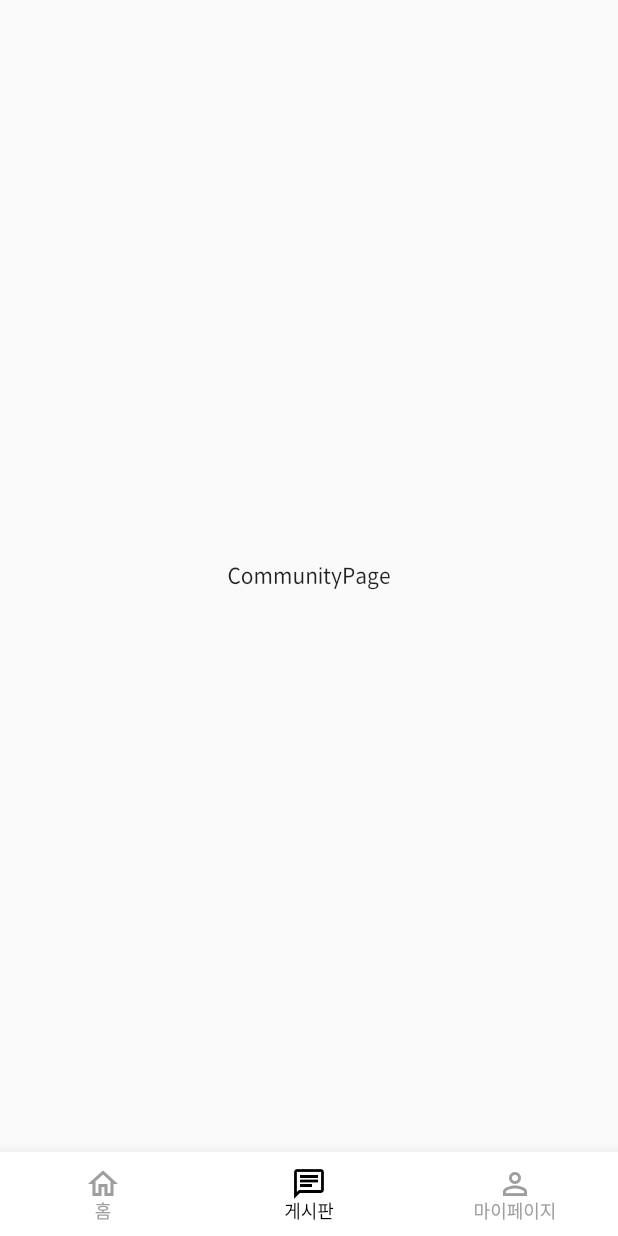
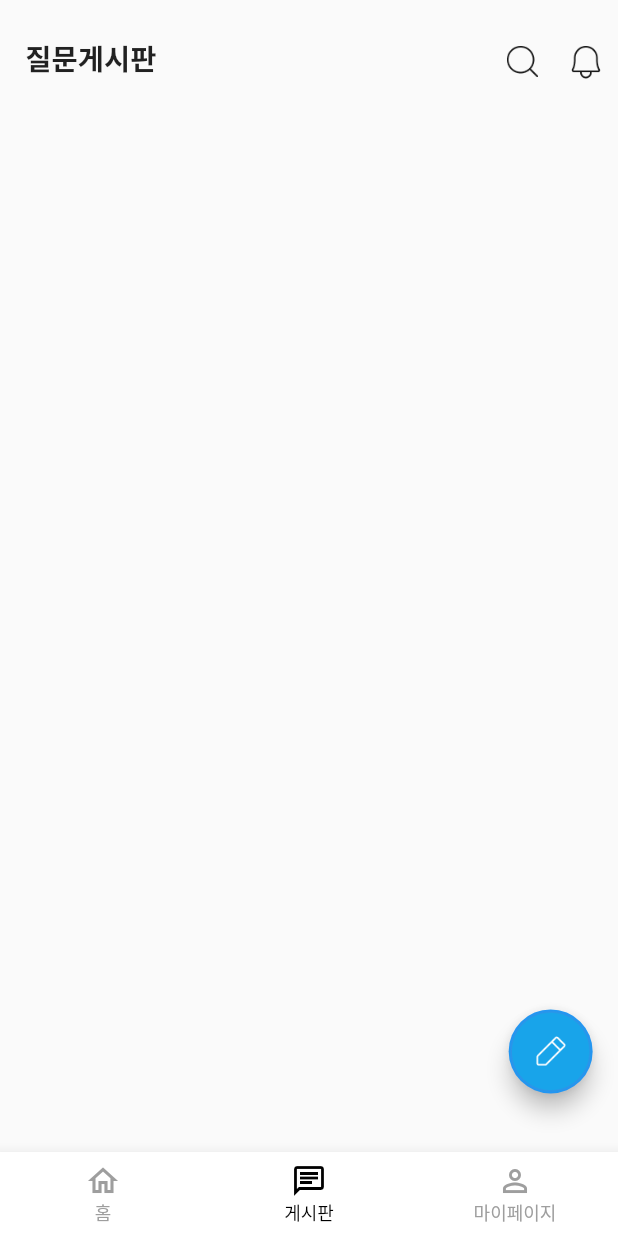
Before and after one commit to AlwaysFighting/SeoulEducation_AppService, a Flutter app: the screen it shows after launch, item 2 of the bottom bar chosen, on a phone screen of 412 x 824 dp. Run offline on Flutter 3.47's test engine with Material 2 defaults, Android fonts, the phone set to English and light mode, and no system bars; our stand-ins replace flutter_screenutil.

Commit message:
게시판 디자인 완료

```diff
--- a/frontend/lib/community/controllers/commuinty.dart
+++ b/frontend/lib/community/controllers/commuinty.dart
@@ -1,14 +1,93 @@
 import 'package:flutter/material.dart';
+import 'package:flutter_screenutil/src/screen_util.dart';
+import 'writing.dart';
+import 'searching.dart';
 
-class CommunityPage extends StatelessWidget {
-  const CommunityPage({Key? key}) : super(key: key);
+class CommunityPage extends StatefulWidget {
+  const CommunityPage({super.key});
 
   @override
-  Widget build(BuildContext context) {
-    return const Scaffold(
-      body: Center(
-        child: Text("CommunityPage"),
+  State<CommunityPage> createState() => _CommunityState();
+}
+
+  class _CommunityState extends State<CommunityPage>{
+    @override
+    Widget build(BuildContext context) {
+      ScreenUtil.init(context, designSize: const Size(390,844));
+      return Scaffold(
+        body: Stack(
+        children: [
+          Positioned(
+            top:ScreenUtil().setHeight(17),
+              child: appbar()),
+          Positioned(
+            bottom: ScreenUtil().setHeight(40),
+              right: ScreenUtil().setWidth(16),
+              child: button()),
+        ],
       ),
-    );
+      );
+    }
+
+    Widget appbar(){
+      return Row(
+          mainAxisAlignment: MainAxisAlignment.spaceBetween,
+        children: [
+
+              Padding(
+                padding: EdgeInsets.only(left:ScreenUtil().setWidth(16)),
+                child: Text(
+                  '질문게시판',
+                  style: TextStyle(
+                    fontSize: ScreenUtil().setSp(18),
+                    fontWeight: FontWeight.bold,
+                    fontFamily: "Spoqa Han Sans Neo",
+                  ),
+                ),
+              ),
+            //padding: EdgeInsets.fromLTRB(ScreenUtil().setHeight(310), ScreenUtil().setHeight(16), ScreenUtil().setHeight(56), ScreenUtil().setHeight(16)),
+            SizedBox(width: ScreenUtil().setWidth(211),),
+          SizedBox(
+            width: ScreenUtil().setWidth(40),
+            height:ScreenUtil().setHeight(50),
+            child: IconButton(onPressed: (){
+              //검색화면으로
+              Navigator.of(context).push(MaterialPageRoute(builder: (context) => writingScreen()));
+            },
+                      icon: Image.asset("assets/images/MagnifyingGlass.png"),
+                 iconSize:24,
+               ),
+          ),
+
+
+
+            //padding: EdgeInsets.fromLTRB(ScreenUtil().setHeight(350), ScreenUtil().setHeight(16), ScreenUtil().setHeight(16), ScreenUtil().setHeight(16)),
+          SizedBox(width: ScreenUtil().setWidth(0),),
+          SizedBox(
+            width: ScreenUtil().setWidth(40),
+            height:ScreenUtil().setHeight(50),
+            child: IconButton(onPressed: (){
+              //알림화면으로
+            },
+                      icon: Image.asset("assets/images/Bell.png"),
+                  iconSize:24,
+                ),
+          ),
+
+
+        ],
+      );
   }
-}
+  Widget button()
+  {
+    return FloatingActionButton(
+        child:Image.asset('assets/images/writing.png'),
+        onPressed: (){
+          towritingScreen(context);
+        });
+  }
+  //글쓰기 버튼 누를시 이동
+  void towritingScreen(BuildContext context){
+      Navigator.of(context).push(MaterialPageRoute(builder: (context) => writingScreen()));
+  }
+  }
--- /dev/null
+++ b/frontend/lib/community/controllers/searching.dart
@@ -0,0 +1 @@
+import 'package:flutter/material.dart';
--- a/frontend/lib/main.dart
+++ b/frontend/lib/main.dart
@@ -1,7 +1,9 @@
 import 'package:flutter/material.dart';
+import 'package:flutter_screenutil/flutter_screenutil.dart';
 import 'const/navigation.dart';
+import 'package:flutter_screenutil/src/screen_util.dart';
 
-void main() {
+/*void main() {
   runApp(
     MaterialApp(
       debugShowCheckedModeBanner: false,
@@ -9,4 +11,23 @@ void main() {
       home: const Navigation(),
     ),
   );
+}*/
+void main(){
+  runApp(myapp());
 }
+class myapp extends StatelessWidget{
+  const myapp({Key? key}) : super(key:key);
+  @override
+  Widget build(BuildContext context){
+    return ScreenUtilInit(
+      designSize: const Size(390,844),
+        builder: (context, child){
+          return MaterialApp(
+            debugShowCheckedModeBanner: false,
+            home: Scaffold(
+              body: Navigation(),
+            ),
+          );
+        });
+  }
+}
--- a/frontend/pubspec.yaml
+++ b/frontend/pubspec.yaml
@@ -35,6 +35,7 @@ dependencies:
   # The following adds the Cupertino Icons font to your application.
   # Use with the CupertinoIcons class for iOS style icons.
   cupertino_icons: ^1.0.2
+  flutter_screenutil: ^5.7.0
 
 dev_dependencies:
   flutter_test:
```
Also changed, not shown: frontend/lib/community/controllers/writing.dart (added, +136 -0 lines), frontend/assets/images/Bell.png (added), frontend/assets/images/MagnifyingGlass.png (added), frontend/assets/images/close.png (added), frontend/assets/images/writing.png (added), frontend/pubspec.lock, 5 other files.
